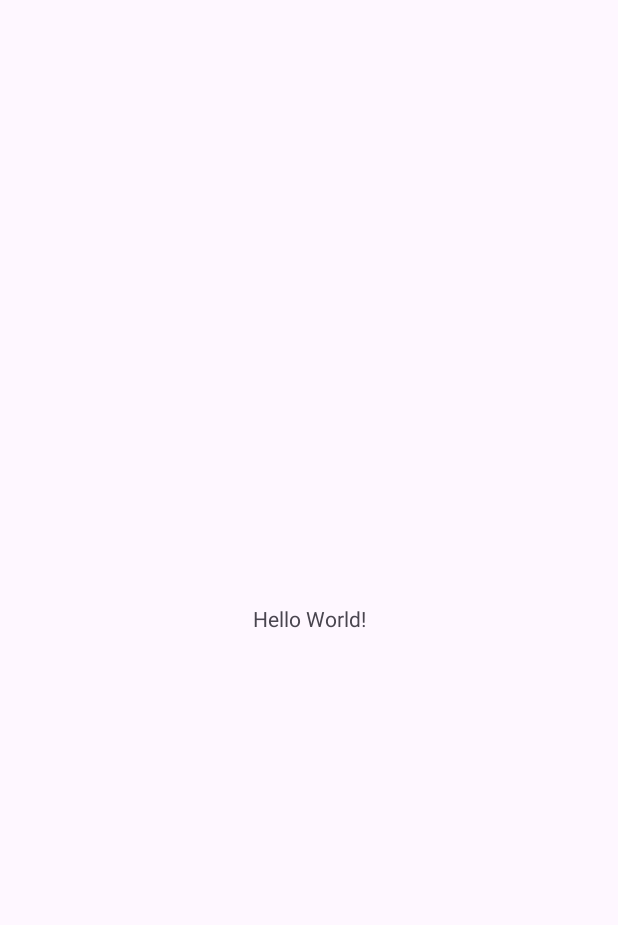
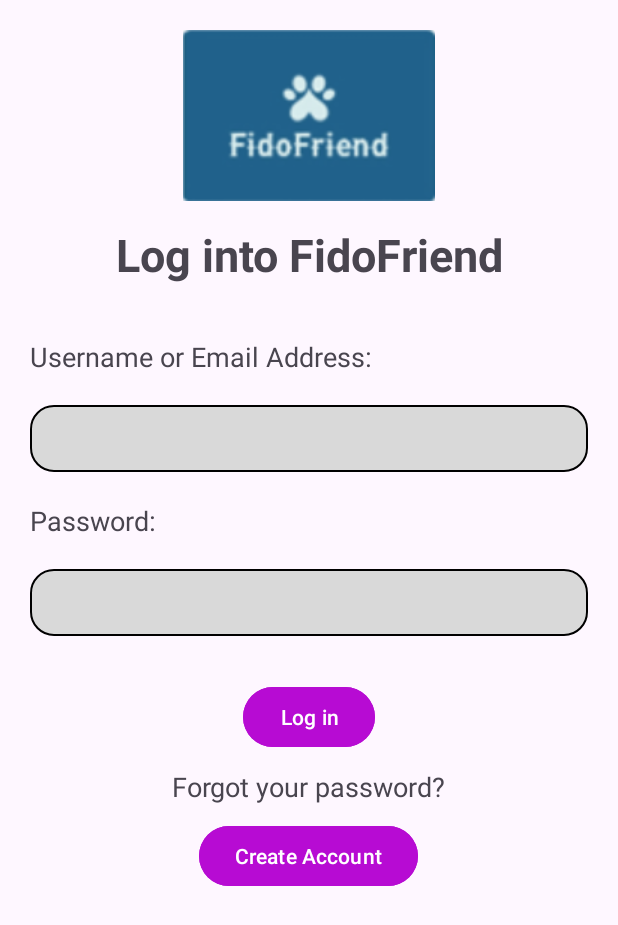
Before and after one commit to CC238-2302-WV61-FidoFriend/App, an Android app: the screen it shows after launch (MainActivity), on a phone screen of 412 x 824 dp. Before the commit the part shown is almost empty. Shown: the top 925 px of the screen. Run offline under Robolectric (Android 15) with nearby library versions, the phone set to English and light mode, and no system bars.

Commit message:
Adding login

```diff
--- /dev/null
+++ b/app/src/main/res/drawable/edit_text_background.xml
@@ -0,0 +1,15 @@
+<?xml version="1.0" encoding="utf-8"?>
+<shape xmlns:android="http://schemas.android.com/apk/res/android">
+    <stroke
+        android:width="1dp"
+        android:color="@color/black"/>
+    <padding
+        android:bottom="10dp"
+        android:left="10dp"
+        android:right="10dp"
+        android:top="10dp"/>
+    <corners
+        android:radius="15dp"/>
+    <solid
+        android:color="@color/bgcolor_ed_txt"/>
+</shape>
--- a/app/src/main/res/layout/activity_main.xml
+++ b/app/src/main/res/layout/activity_main.xml
@@ -1,18 +1,82 @@
 <?xml version="1.0" encoding="utf-8"?>
-<androidx.constraintlayout.widget.ConstraintLayout xmlns:android="http://schemas.android.com/apk/res/android"
+<LinearLayout
+    android:orientation="vertical"
+    xmlns:android="http://schemas.android.com/apk/res/android"
     xmlns:app="http://schemas.android.com/apk/res-auto"
     xmlns:tools="http://schemas.android.com/tools"
     android:layout_width="match_parent"
     android:layout_height="match_parent"
     tools:context=".MainActivity">
+    <ImageView
+        android:layout_width="wrap_content"
+        android:layout_height="wrap_content"
+        android:src="@drawable/logo"
+        android:layout_gravity="center"
+        android:layout_marginTop="20dp"
+        />
+    <TextView
+        android:layout_width="match_parent"
+        android:layout_height="wrap_content"
+        android:text="Log into FidoFriend"
+        android:textSize="30dp"
+        android:textAlignment="center"
+        android:textStyle="bold"
+        android:layout_margin="15dp"
+        />
+    <TextView
+        android:layout_width="match_parent"
+        android:layout_height="wrap_content"
+        android:text="Username or Email Address:"
+        android:textSize="18dp"
+        android:layout_margin="20dp"
+        />
 
+    <EditText
+        android:layout_width="match_parent"
+        android:layout_height="wrap_content"
+        android:id="@+id/txtUsername_Email"
+        android:background="@drawable/edit_text_background"
+        android:layout_marginEnd="20dp"
+        android:layout_marginStart="20dp"
+        />
+    <TextView
+        android:layout_width="match_parent"
+        android:layout_height="wrap_content"
+        android:text="Password:"
+        android:textSize="18dp"
+        android:layout_margin="20dp"
+        />
+
+    <EditText
+        android:layout_width="match_parent"
+        android:layout_height="wrap_content"
+        android:id="@+id/txtPassword"
+        android:background="@drawable/edit_text_background"
+        android:layout_marginEnd="20dp"
+        android:layout_marginStart="20dp"
+        android:layout_marginBottom="30dp"
+        />
+    <Button
+        android:layout_width="wrap_content"
+        android:layout_height="wrap_content"
+        android:text="Log in"
+        android:id="@+id/btnLog_in"
+        android:layout_gravity="center"
+        android:backgroundTint="@color/bgcolor_btn"/>
     <TextView
         android:layout_width="wrap_content"
         android:layout_height="wrap_content"
-        android:text="Hello World!"
-        app:layout_constraintBottom_toBottomOf="parent"
-        app:layout_constraintEnd_toEndOf="parent"
-        app:layout_constraintStart_toStartOf="parent"
-        app:layout_constraintTop_toTopOf="parent" />
+        android:text="Forgot your password?"
+        android:textSize="18dp"
+        android:layout_margin="10dp"
+        android:layout_gravity="center"
+        />
+    <Button
+        android:layout_width="wrap_content"
+        android:layout_height="wrap_content"
+        android:text="Create Account"
+        android:id="@+id/btnCreate_Account"
+        android:layout_gravity="center"
+        android:backgroundTint="@color/bgcolor_btn"/>
 
-</androidx.constraintlayout.widget.ConstraintLayout>
+</LinearLayout>
--- a/app/src/main/res/values/colors.xml
+++ b/app/src/main/res/values/colors.xml
@@ -2,4 +2,6 @@
 <resources>
     <color name="black">#FF000000</color>
     <color name="white">#FFFFFFFF</color>
+    <color name="bgcolor_ed_txt">#D9D9D9</color>
+    <color name="bgcolor_btn">#B70BD3</color>
 </resources>
```
Also changed, not shown: app/src/main/res/drawable/logo.png (added).
